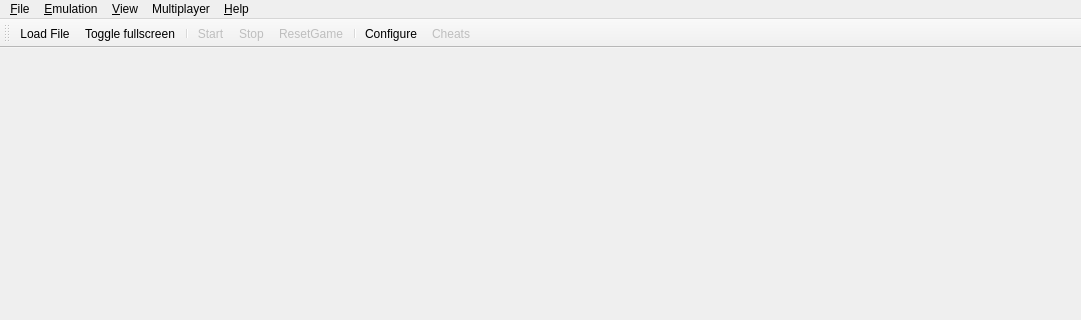
Before: the Qt Designer form src/citra_qt/main.ui in miyaneko76/citra, drawn with Qt 5; both pictures show x 0 to 1081 and y 0 to 320 of the 1081 by 730 pixel window.
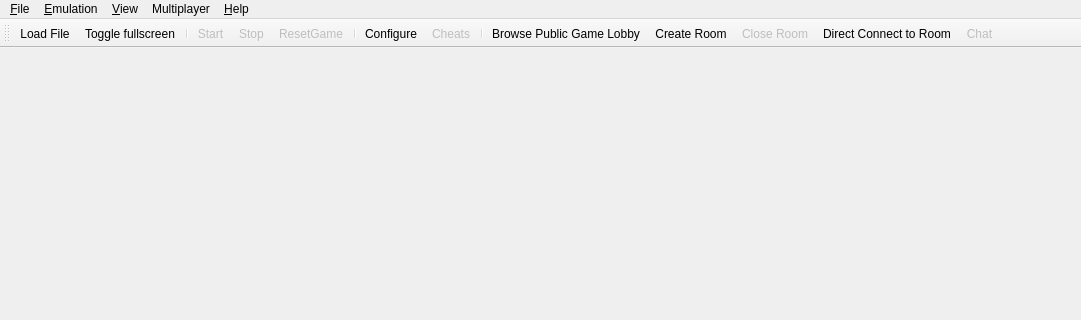
After: the same form once the commit is applied. Icons and pictures are not drawn.

Commit message: [Qt] toolbar #2950 add Multiplayer icons

```diff
--- a/src/citra_qt/main.ui
+++ b/src/citra_qt/main.ui
@@ -164,6 +164,12 @@
       <addaction name="separator"/>
       <addaction name="action_Toolbar_Configure"/>
       <addaction name="action_Toolbar_Cheats"/>
+      <addaction name="separator"/>
+      <addaction name="action_Toolbar_View_Lobby"/>
+      <addaction name="action_Toolbar_Start_Room"/>
+      <addaction name="action_Toolbar_Stop_Room"/>
+      <addaction name="action_Toolbar_Connect_To_Room"/>
+      <addaction name="action_Toolbar_Chat"/>
     </widget>
   <action name="action_Load_File">
    <property name="text">
@@ -420,6 +426,86 @@
         <string>Cheats</string>
       </property>
     </action>
+    <action name="action_Toolbar_View_Lobby">
+      <property name="enabled">
+        <bool>true</bool>
+      </property>
+      <property name="icon">
+        <iconset resource="../../dist/toolbar_icons/toolbar_icons.qrc">
+          <normaloff>:/toolbar_icons/rc/Lobby.png</normaloff>:/toolbar_icons/rc/Lobby.png
+        </iconset>
+      </property>
+      <property name="text">
+        <string>Browse Public Game Lobby</string>
+      </property>
+      <property name="toolTip">
+        <string>Browse Public Game Lobby</string>
+      </property>
+    </action>
+    <action name="action_Toolbar_Start_Room">
+      <property name="enabled">
+        <bool>true</bool>
+      </property>
+      <property name="icon">
+        <iconset resource="../../dist/toolbar_icons/toolbar_icons.qrc">
+          <normaloff>:/toolbar_icons/rc/open.png</normaloff>:/toolbar_icons/rc/open.png
+        </iconset>
+      </property>
+      <property name="text">
+        <string>Create Room</string>
+      </property>
+      <property name="toolTip">
+        <string>Create Room</string>
+      </property>
+    </action>
+    <action name="action_Toolbar_Stop_Room">
+      <property name="enabled">
+        <bool>false</bool>
+      </property>
+      <property name="icon">
+        <iconset resource="../../dist/toolbar_icons/toolbar_icons.qrc">
+          <normaloff>:/toolbar_icons/rc/close.png</normaloff>:/toolbar_icons/rc/close.png
+        </iconset>
+      </property>
+      <property name="text">
+        <string>Close Room</string>
+      </property>
+      <property name="toolTip">
+        <string>Close Room</string>
+      </property>
+    </action>
+    <action name="action_Toolbar_Connect_To_Room">
+      <property name="enabled">
+        <bool>true</bool>
+      </property>
+      <property name="icon">
+        <iconset resource="../../dist/toolbar_icons/toolbar_icons.qrc">
+          <normaloff>:/toolbar_icons/rc/direct.png</normaloff>:/toolbar_icons/rc/direct.png
+        </iconset>
+      </property>
+      <property name="text">
+        <string>Direct Connect to Room</string>
+      </property>
+      <property name="toolTip">
+        <string>Direct Connect to Room</string>
+      </property>
+    </action>
+    <action name="action_Toolbar_Chat">
+      <property name="enabled">
+        <bool>false</bool>
+      </property>
+      <property name="icon">
+        <iconset resource="../../dist/toolbar_icons/toolbar_icons.qrc">
+          <normaloff>:/toolbar_icons/rc/chat.png</normaloff>:/toolbar_icons/rc/chat.png
+        </iconset>
+      </property>
+      <property name="text">
+        <string>Chat</string>
+      </property>
+      <property name="toolTip">
+        <string>Chat</string>
+      </property>
+    </action>
   <action name="action_Unload_Translation">
    <property name="text">
     <string>English</string>
```
The commit also changes 7 other files.
